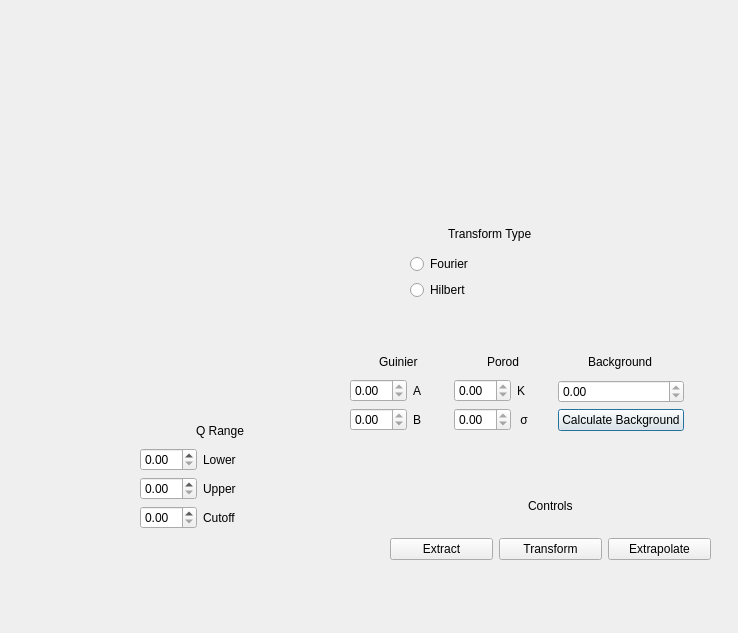
Old version of the form src/sas/qtgui/Perspectives/Corfunc/UI/CorfuncPanel.ui in the repository SasView/sasview.
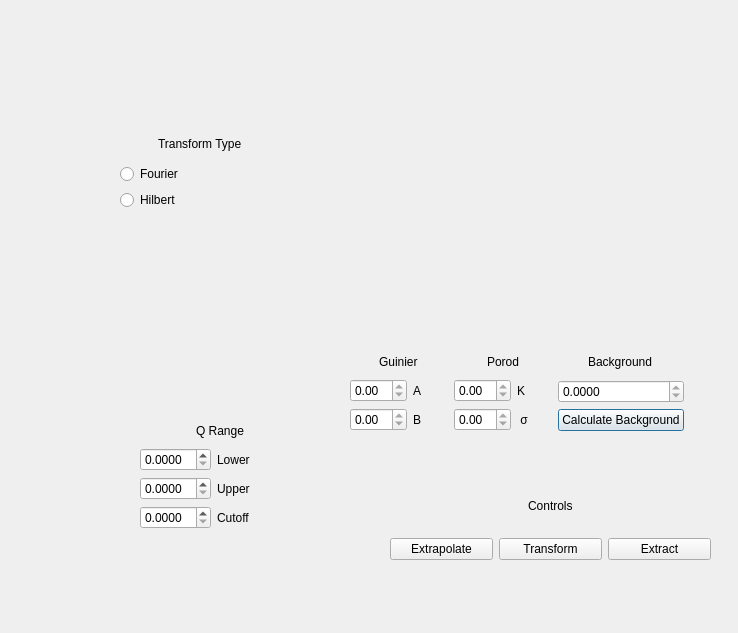
New version of the form.

Commit message: Start calculating results from the model

Diff of the .ui file:
```diff
--- a/src/sas/qtgui/Perspectives/Corfunc/UI/CorfuncPanel.ui
+++ b/src/sas/qtgui/Perspectives/Corfunc/UI/CorfuncPanel.ui
@@ -37,6 +37,12 @@
         <property name="toolTip">
          <string>Values with q &lt; qmin will be used for Guinier back extrapolation</string>
         </property>
+        <property name="decimals">
+         <number>4</number>
+        </property>
+        <property name="singleStep">
+         <double>0.001000000000000</double>
+        </property>
        </widget>
       </item>
       <item row="0" column="1">
@@ -51,6 +57,12 @@
         <property name="toolTip">
          <string>Values with Uppder &lt; q &lt; Cutoff will be used for Porod forward extrapolation</string>
         </property>
+        <property name="decimals">
+         <number>4</number>
+        </property>
+        <property name="singleStep">
+         <double>0.001000000000000</double>
+        </property>
        </widget>
       </item>
       <item row="1" column="1">
@@ -65,6 +77,12 @@
         <property name="toolTip">
          <string>Values with Uppder &lt; q &lt; Cutoff will be used for Porod forward extrapolation</string>
         </property>
+        <property name="decimals">
+         <number>4</number>
+        </property>
+        <property name="singleStep">
+         <double>0.001000000000000</double>
+        </property>
        </widget>
       </item>
       <item row="2" column="1">
@@ -81,8 +99,8 @@
   <widget class="QWidget" name="verticalLayoutWidget_2">
    <property name="geometry">
     <rect>
-     <x>410</x>
-     <y>220</y>
+     <x>120</x>
+     <y>130</y>
      <width>160</width>
      <height>80</height>
     </rect>
@@ -221,6 +239,9 @@
         <property name="readOnly">
          <bool>true</bool>
         </property>
+        <property name="decimals">
+         <number>4</number>
+        </property>
        </widget>
       </item>
       <item>
@@ -253,20 +274,6 @@
     </item>
     <item>
      <layout class="QHBoxLayout" name="horizontalLayout">
-      <item>
-       <widget class="QPushButton" name="extractBtn">
-        <property name="text">
-         <string>Extract</string>
-        </property>
-       </widget>
-      </item>
-      <item>
-       <widget class="QPushButton" name="transformBtn">
-        <property name="text">
-         <string>Transform</string>
-        </property>
-       </widget>
-      </item>
       <item>
        <widget class="QPushButton" name="extrapolateBtn">
         <property name="text">
@@ -274,6 +281,20 @@
         </property>
        </widget>
       </item>
+      <item>
+       <widget class="QPushButton" name="transformBtn">
+        <property name="text">
+         <string>Transform</string>
+        </property>
+       </widget>
+      </item>
+      <item>
+       <widget class="QPushButton" name="extractBtn">
+        <property name="text">
+         <string>Extract</string>
+        </property>
+       </widget>
+      </item>
      </layout>
     </item>
    </layout>
```
Left out of the diff: 2 changed lines with no effect on the pictures. The commit also changes 1 other file.
